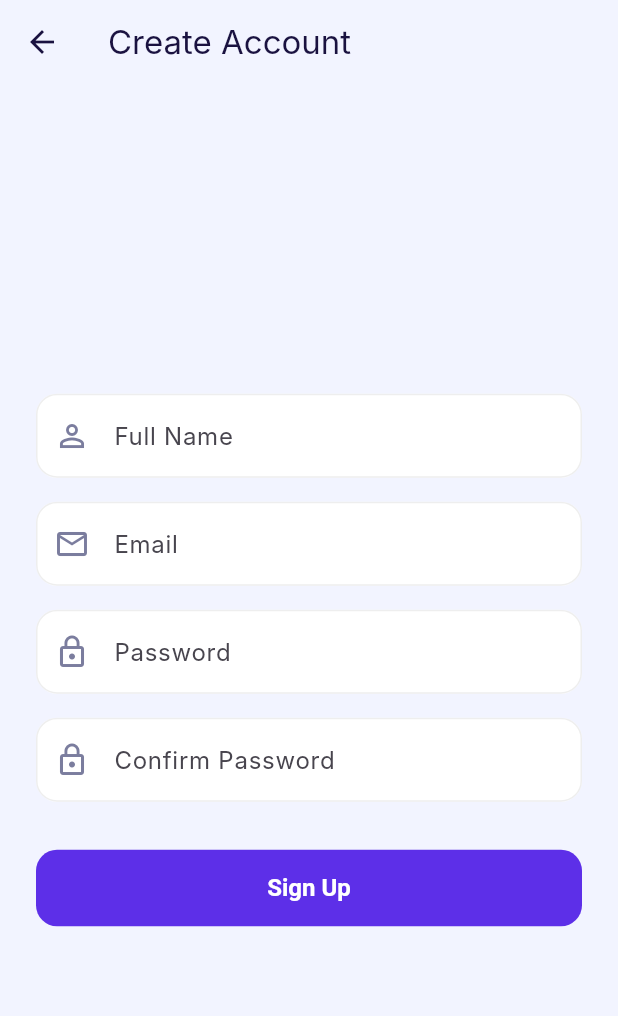
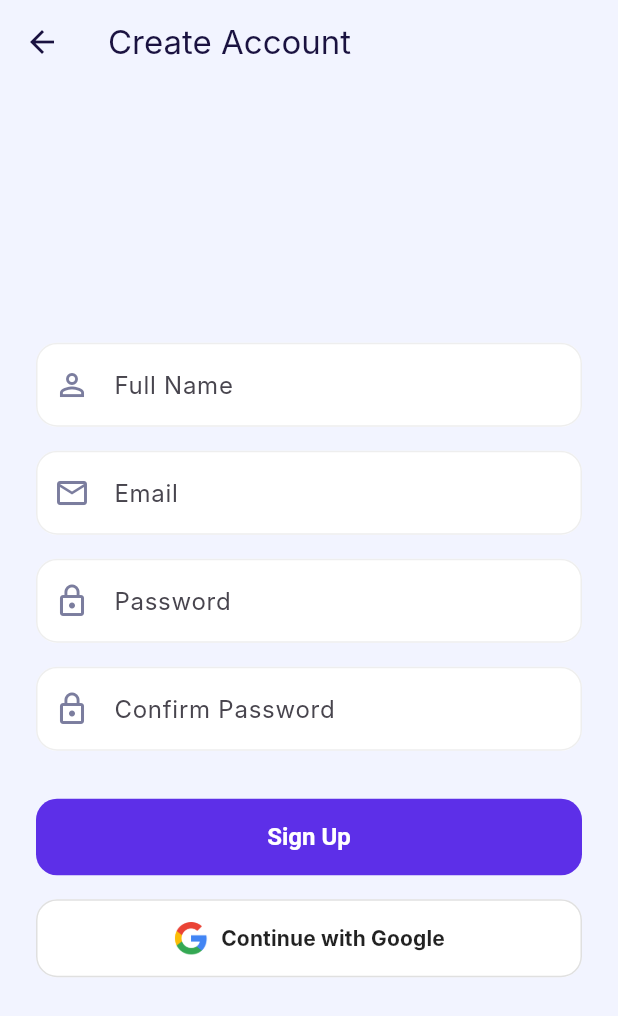
Before and after one commit to AnshikaMoudgil/lms-tensorik, a Flutter app: the screen it shows after launch, after a tap on "Login", after a tap on "Sign Up", on a phone screen of 412 x 824 dp. Shown: the top 1016 px of the screen. Run offline on Flutter 3.47's test engine with Material 3 defaults, Android fonts, the phone set to English and light mode, and no system bars; our stand-ins replace cached_network_image, cloud_firestore, firebase_auth, firebase_core, firebase_messaging, flutter_local_notifications and 10 more; accounts and stored records are empty; Roboto replaces fonts that are missing (Inter).

Commit message:
feat: complete Google Auth, fix UI alignments, set up notifications, and update README

```diff
--- a/lib/features/auth/presentation/views/login_view.dart
+++ b/lib/features/auth/presentation/views/login_view.dart
@@ -61,6 +61,24 @@ class _LoginViewState extends ConsumerState<LoginView>
         }
       });
     }
+  }
+
+  void _signInWithGoogle() {
+    ref
+        .read(authControllerProvider.notifier)
+        .signInWithGoogle()
+        .catchError((e) {
+      if (mounted) {
+        ScaffoldMessenger.of(context).showSnackBar(
+          SnackBar(
+            content: Text('Google Sign In Failed: $e'),
+            backgroundColor: AppColors.error,
+            behavior: SnackBarBehavior.floating,
+            shape: RoundedRectangleBorder(borderRadius: BorderRadius.circular(12)),
+          ),
+        );
+      }
+    });
   }
 
   @override
@@ -286,6 +304,31 @@ class _LoginViewState extends ConsumerState<LoginView>
                                   ),
                                 ],
                               ),
+                              const SizedBox(height: 16),
+
+                              // Google Sign In
+                              OutlinedButton.icon(
+                                onPressed: isLoading ? null : _signInWithGoogle,
+                                icon: Image.asset(
+                                  'assets/images/google_logo.png',
+                                  height: 24,
+                                ),
+                                label: const Text(
+                                  'Continue with Google',
+                                  style: TextStyle(
+                                    color: Colors.black87,
+                                    fontWeight: FontWeight.bold,
+                                  ),
+                                ),
+                                style: OutlinedButton.styleFrom(
+                                  padding: const EdgeInsets.symmetric(vertical: 14),
+                                  shape: RoundedRectangleBorder(
+                                    borderRadius: BorderRadius.circular(14),
+                                  ),
+                                  side: BorderSide(color: Colors.grey.shade300),
+                                  backgroundColor: Colors.white,
+                                ),
+                              ),
                             ],
                           ),
                         ),
--- a/lib/features/auth/presentation/views/signup_view.dart
+++ b/lib/features/auth/presentation/views/signup_view.dart
@@ -53,6 +53,24 @@ class _SignupViewState extends ConsumerState<SignupView> {
         }
       });
     }
+  }
+
+  void _signInWithGoogle() {
+    ref
+        .read(authControllerProvider.notifier)
+        .signInWithGoogle()
+        .then((_) {
+      if (mounted) context.go('/dashboard');
+    }).catchError((e) {
+      if (mounted) {
+        ScaffoldMessenger.of(context).showSnackBar(
+          SnackBar(
+            content: Text('Google Sign In Failed: $e'),
+            backgroundColor: AppColors.error,
+          ),
+        );
+      }
+    });
   }
 
   @override
@@ -123,6 +141,29 @@ class _SignupViewState extends ConsumerState<SignupView> {
                           )
                         : const Text('Sign Up'),
                   ),
+                  const SizedBox(height: AppSizes.p16),
+                  OutlinedButton.icon(
+                    onPressed: isLoading ? null : _signInWithGoogle,
+                    icon: Image.asset(
+                      'assets/images/google_logo.png',
+                      height: 24,
+                    ),
+                    label: const Text(
+                      'Continue with Google',
+                      style: TextStyle(
+                        color: Colors.black87,
+                        fontWeight: FontWeight.bold,
+                      ),
+                    ),
+                    style: OutlinedButton.styleFrom(
+                      padding: const EdgeInsets.symmetric(vertical: 14),
+                      shape: RoundedRectangleBorder(
+                        borderRadius: BorderRadius.circular(14),
+                      ),
+                      side: BorderSide(color: Colors.grey.shade300),
+                      backgroundColor: Colors.white,
+                    ),
+                  ),
                 ],
               ),
             ),
--- a/lib/main.dart
+++ b/lib/main.dart
@@ -2,16 +2,29 @@ import 'package:flutter/material.dart';
 import 'package:flutter_riverpod/flutter_riverpod.dart';
 import 'package:firebase_core/firebase_core.dart';
 import 'package:cloud_firestore/cloud_firestore.dart';
+import 'package:firebase_messaging/firebase_messaging.dart';
+import 'package:google_sign_in/google_sign_in.dart';
+import 'package:timezone/data/latest_all.dart' as tz;
+import 'package:timezone/timezone.dart' as tz;
+import 'package:flutter_timezone/flutter_timezone.dart';
+
 import 'firebase_options.dart';
 import 'core/theme/app_theme.dart';
 import 'core/theme/theme_provider.dart';
 import 'core/utils/router.dart';
 import 'core/utils/data_seeder.dart';
+import 'core/services/notification_service.dart';
+
+@pragma('vm:entry-point')
+Future<void> _firebaseMessagingBackgroundHandler(RemoteMessage message) async {
+  await Firebase.initializeApp(options: DefaultFirebaseOptions.currentPlatform);
+  debugPrint("Handling a background message: ${message.messageId}");
+}
 
 void main() async {
   WidgetsFlutterBinding.ensureInitialized();
 
-  // Initialize Firebase (Using dummy options for now)
+  // Initialize Firebase
   try {
     await Firebase.initializeApp(
       options: DefaultFirebaseOptions.currentPlatform,
@@ -21,9 +34,30 @@ void main() async {
       persistenceEnabled: true,
       cacheSizeBytes: Settings.CACHE_SIZE_UNLIMITED,
     );
+    FirebaseMessaging.onBackgroundMessage(_firebaseMessagingBackgroundHandler);
   } catch (e) {
     debugPrint('Firebase initialization error: $e');
   }
+
+  // Initialize Google Sign-In (Required to be called once per app lifecycle for some platforms)
+  try {
+    GoogleSignIn.instance.initialize();
+  } catch (e) {
+    debugPrint('Google Sign-In initialization error: $e');
+  }
+
+  // Initialize Timezone
+  tz.initializeTimeZones();
+  try {
+    final tzInfo = await FlutterTimezone.getLocalTimezone();
+    tz.setLocalLocation(tz.getLocation(tzInfo.identifier));
+  } catch (e) {
+    debugPrint('Could not get local timezone: $e');
+  }
+
+  // Initialize NotificationService
+  final notificationService = NotificationService();
+  await notificationService.init();
 
   // Seed initial mock data for the UI
   await DataSeeder.seedDatabase();
```
Also changed, not shown: lib/core/services/notification_providers.dart (added, +44 -0 lines), lib/core/services/notification_service.dart (added, +172 -0 lines), lib/features/auth/data/repositories/auth_repository.dart (+56 -0 lines), lib/features/auth/presentation/providers/auth_providers.dart (+11 -0 lines), lib/features/dashboard/presentation/views/dashboard_view.dart (+17 -6 lines), lib/features/profile/presentation/views/profile_view.dart (+14 -8 lines), lib/features/quiz/presentation/viewmodels/quiz_viewmodel.dart (+10 -0 lines), pubspec.yaml (+7 -3 lines), assets/images/google_logo.png (added), pubspec.lock, 11 other files.
